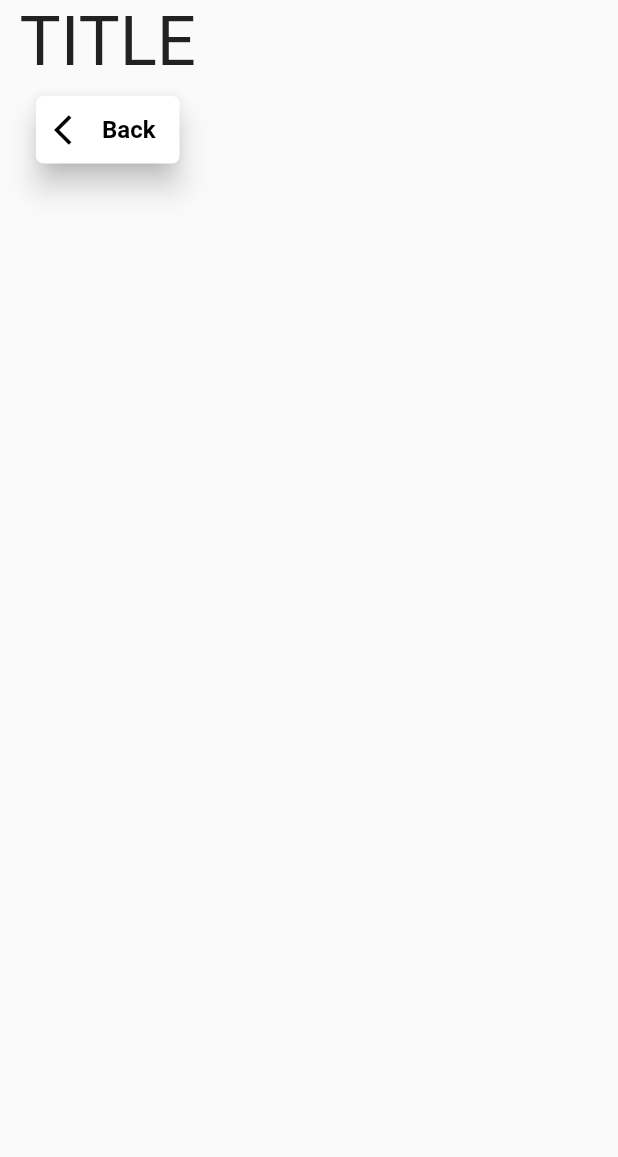
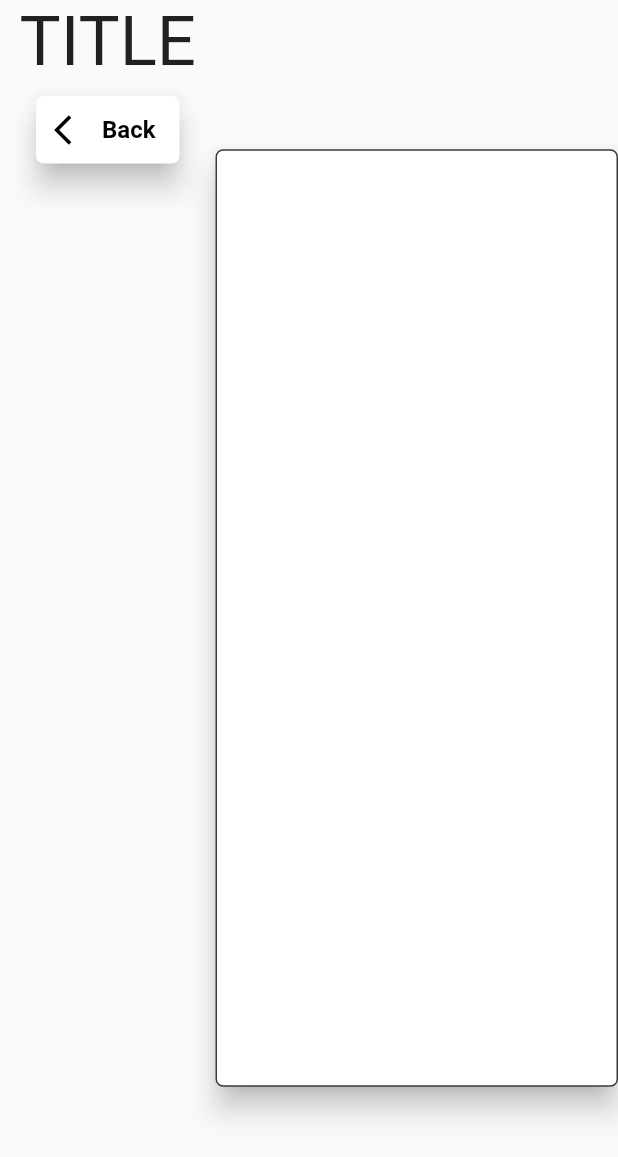
Before and after one commit to Stuartwastaken/scrum, a Flutter app: the screen it shows after launch, on a phone screen of 412 x 824 dp. Shown: the top 1157 px of the screen. Run offline on Flutter 3.47's test engine with Material 2 defaults, Android fonts, the phone set to English and light mode, and no system bars; Roboto replaces fonts that are missing (Primary Family).

Commit message:
Form Container Implemented
Implemented a white, elevated background to house all of the form widgets.

```diff
--- a/lib/main.dart
+++ b/lib/main.dart
@@ -106,8 +106,43 @@ class _RegisterState extends State<Register> {
                 ),
               ],
             ),
-            //column 2
-            Column(),
+            //form column
+            Expanded(
+              child: Column(
+                mainAxisSize: MainAxisSize.max,
+                mainAxisAlignment: MainAxisAlignment.center,
+                crossAxisAlignment: CrossAxisAlignment.center,
+                children: [
+                  //white background
+                  Align(
+                    alignment: AlignmentDirectional(-0.25, 0),
+                    child: Material(
+                      color: Colors.transparent,
+                      elevation: 8,
+                      shape: RoundedRectangleBorder(
+                        borderRadius: BorderRadius.circular(5),
+                      ),
+                      child: Container(
+                        width: 475,
+                        height: 625,
+                        constraints: BoxConstraints(
+                          maxHeight: double.infinity,
+                        ),
+                        decoration: BoxDecoration(
+                          color: Colors.white,
+                          borderRadius: BorderRadius.circular(5),
+                          shape: BoxShape.rectangle,
+                          border: Border.all(
+                            color: Color(0xFF3C3939),
+                          ),
+                        ),
+                        child: Column(),
+                      ),
+                    ),
+                  ),
+                ],
+              ),
+            ),
           ],
         ),
       ),
```
